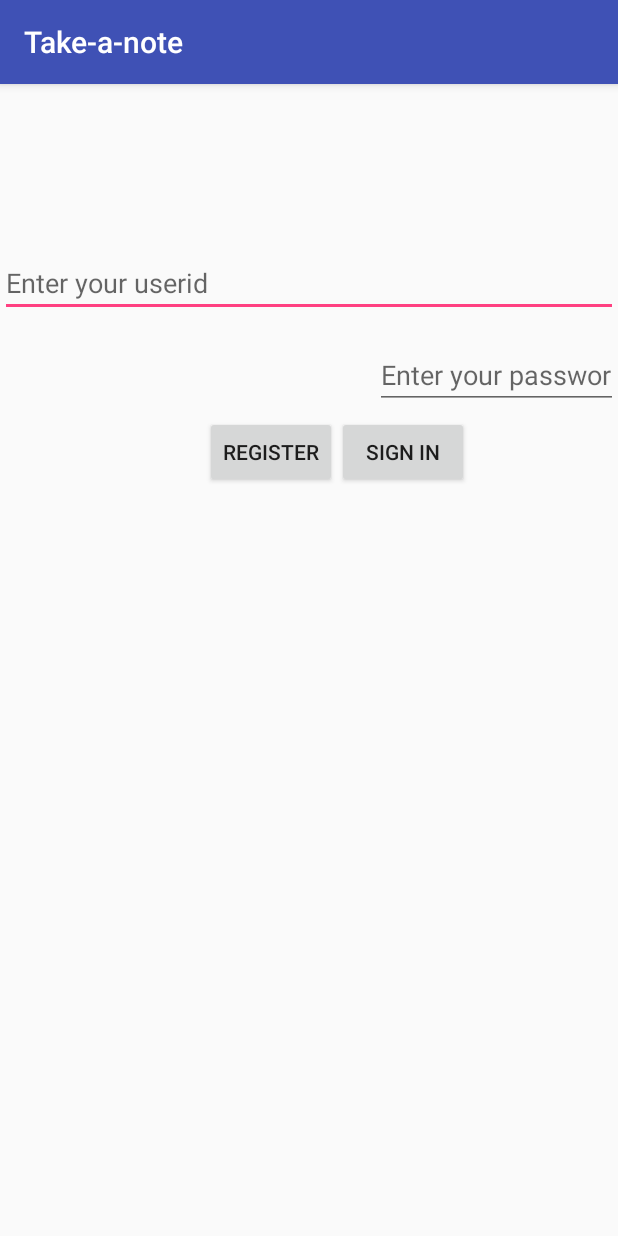
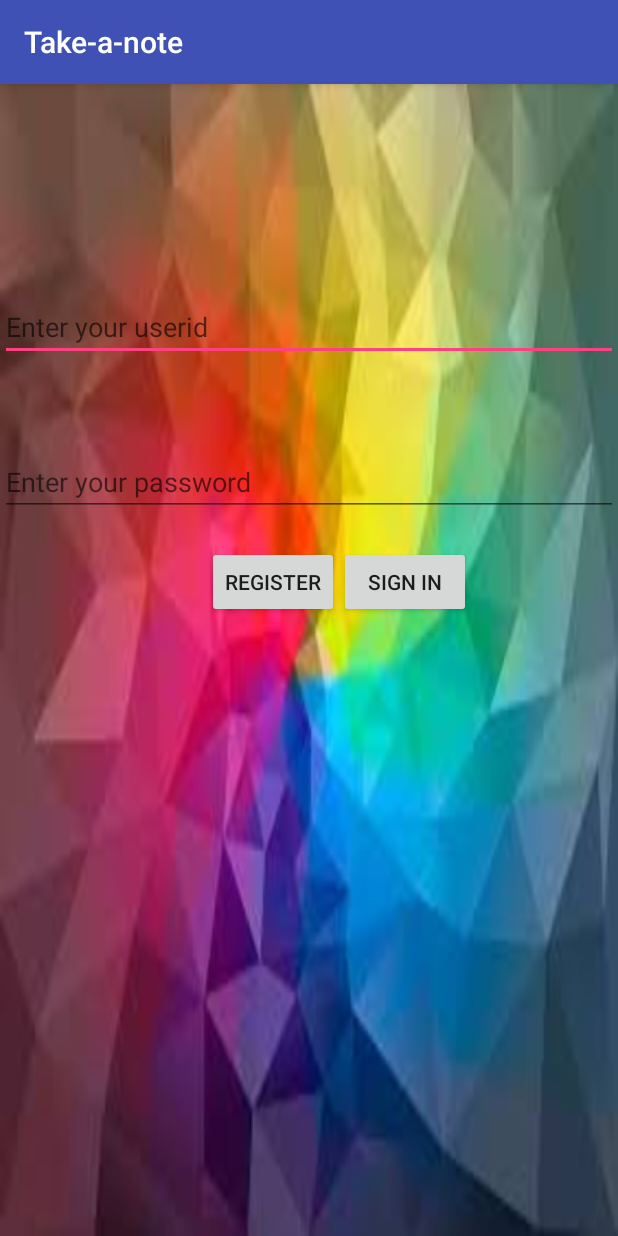
Before and after one commit to anitapau/take_a-note, an Android app: the screen it shows after launch (SignInActivity), on a phone screen of 412 x 824 dp. Run offline under Robolectric (Android 15) with nearby library versions, the phone set to English and light mode, and no system bars.

```diff
--- a/app/src/main/java/edu/tacoma/uw/ahanag22/take_a_note_on_android/AddNoteFragment.java
+++ b/app/src/main/java/edu/tacoma/uw/ahanag22/take_a_note_on_android/AddNoteFragment.java
@@ -37,7 +37,7 @@ public class AddNoteFragment extends Fragment {
     private String mParam1;
     private String mParam2;
 
-
+    //add note url
     private final static String COURSE_ADD_URL
             = "http://takenote.x10host.com/addNote.php?";
 
--- a/app/src/main/java/edu/tacoma/uw/ahanag22/take_a_note_on_android/Note/EditNoteFragment.java
+++ b/app/src/main/java/edu/tacoma/uw/ahanag22/take_a_note_on_android/Note/EditNoteFragment.java
@@ -24,8 +24,7 @@ public class EditNoteFragment extends Fragment {
     private static final String ARG_PARAM1 = "param1";
     private static final String ARG_PARAM2 = "param2";
 
-    private final static String NOTE_DELETE_URL
-            = "http://takenote.x10host.com/delete.php?";;
+
     // TODO: Rename and change types of parameters
     private String mParam1;
     private String mParam2;
--- a/app/src/main/java/edu/tacoma/uw/ahanag22/take_a_note_on_android/NoteFragment.java
+++ b/app/src/main/java/edu/tacoma/uw/ahanag22/take_a_note_on_android/NoteFragment.java
@@ -177,7 +177,7 @@ public class NoteFragment extends Fragment {
         void onListFragmentInteraction(NoteContent item);
     }
 
-
+    //download course task which extends the async task to implement webservices
     private class DownloadCoursesTask extends AsyncTask<String, Void, String> {
         //private OnEditFragmentInteractionListener mListener;
         private NoteDB mCourseDB;
--- a/app/src/main/java/edu/tacoma/uw/ahanag22/take_a_note_on_android/NoteTakingActivity.java
+++ b/app/src/main/java/edu/tacoma/uw/ahanag22/take_a_note_on_android/NoteTakingActivity.java
@@ -9,6 +9,7 @@ import android.support.v7.app.AppCompatActivity;
 import android.os.Bundle;
 import android.view.Menu;
 import android.view.MenuItem;
+import android.view.View;
 import android.widget.Toast;
 
 import java.io.BufferedReader;
@@ -41,6 +42,7 @@ public class NoteTakingActivity extends AppCompatActivity implements AddNoteFrag
         }
 
     }
+
 
     /**
      * Inflate logout menu
--- a/app/src/main/java/edu/tacoma/uw/ahanag22/take_a_note_on_android/RegisterActivity.java
+++ b/app/src/main/java/edu/tacoma/uw/ahanag22/take_a_note_on_android/RegisterActivity.java
@@ -74,7 +74,7 @@ public class RegisterActivity extends AppCompatActivity {
         protected void onPostExecute(String result) {
             // Something wrong with the network or the URL.
             if (result.contains("fail")) {
-                Toast.makeText(getApplicationContext(), result, Toast.LENGTH_LONG)
+                Toast.makeText(getApplicationContext(), "unable to register", Toast.LENGTH_LONG)
                         .show();
                 return;
             } else if (result.contains("success")) {
@@ -95,14 +95,12 @@ public class RegisterActivity extends AppCompatActivity {
         b.setOnClickListener(new View.OnClickListener() {
             @Override
             public void onClick(View v) {
-
                 WebloginTask loginTask = new WebloginTask();
                 EditText userid = (EditText) findViewById(R.id.user_edit);
                 EditText password = (EditText) findViewById(R.id.passwd_edit);
                 EditText email = (EditText) findViewById(R.id.gmail_edit);
                 String finalUrl = URL_PART1 + userid.getText() + URL_PART2 + password.getText() + URL_PART3 + email.getText();
                 loginTask.execute(finalUrl);
-
             }
 
         });
--- a/app/src/main/java/edu/tacoma/uw/ahanag22/take_a_note_on_android/SignInActivity.java
+++ b/app/src/main/java/edu/tacoma/uw/ahanag22/take_a_note_on_android/SignInActivity.java
@@ -79,7 +79,6 @@ public class SignInActivity extends AppCompatActivity implements LoginFragment.L
                         .edit()
                         .putBoolean(getString(R.string.LOGGEDIN), true)
                         .commit();
-
                 Intent i = new Intent(SignInActivity.this, WebLoginActivity.class);
                 startActivity(i);
                 finish();
@@ -114,7 +113,6 @@ public class SignInActivity extends AppCompatActivity implements LoginFragment.L
     @Override
     public void login(String userId, String pwd) {
         WebloginTask loginTask = new WebloginTask();
-        this.muserId = userId;
         String finalUrl = URL_PART1 + userId + URL_PART2 + pwd;
         loginTask.execute(finalUrl);
 
--- a/app/src/main/res/layout/activity_register.xml
+++ b/app/src/main/res/layout/activity_register.xml
@@ -4,6 +4,7 @@
     android:layout_width="match_parent"
     android:layout_height="match_parent"
     android:orientation="vertical"
+    android:background="@drawable/images1"
     tools:context="edu.tacoma.uw.ahanag22.take_a_note_on_android.RegisterActivity">
 
     <EditText
--- a/app/src/main/res/layout/fragment_login.xml
+++ b/app/src/main/res/layout/fragment_login.xml
@@ -1,9 +1,9 @@
-
 <RelativeLayout xmlns:android="http://schemas.android.com/apk/res/android"
     xmlns:tools="http://schemas.android.com/tools"
     android:layout_width="match_parent"
     android:layout_height="match_parent"
     android:orientation="vertical"
+    android:background="@drawable/images"
     tools:context="edu.tacoma.uw.ahanag22.take_a_note_on_android.LoginFragment">
 
     <EditText
@@ -14,10 +14,10 @@
         android:hint="@string/userid_hint"
 
         android:inputType="textWebEmailAddress"
+        android:layout_marginTop="139dp"
         android:layout_alignParentTop="true"
         android:layout_alignParentLeft="true"
-        android:layout_alignParentStart="true"
-        android:layout_marginTop="110dp"/>
+        android:layout_alignParentStart="true" />
 
     <EditText
         android:id="@+id/pwd_edit"
@@ -26,24 +26,22 @@
 
         android:hint="@string/pwd_hint"
         android:inputType="textPassword"
-        android:layout_below="@+id/userid_edit"
-        android:layout_alignLeft="@+id/signin_button"
-        android:layout_alignStart="@+id/signin_button"
-        android:layout_marginLeft="25dp"
-        android:layout_marginStart="25dp"
-        android:layout_marginTop="16dp" />
+        android:layout_above="@+id/register_button"
+        android:layout_alignParentLeft="true"
+        android:layout_alignParentStart="true"
+        android:layout_marginBottom="20dp" />
 
     <Button
         android:layout_width="wrap_content"
         android:layout_height="wrap_content"
         android:id="@+id/signin_button"
         android:text="@string/login_text"
-        android:layout_marginTop="66dp"
+        android:layout_marginTop="123dp"
+        android:layout_marginRight="98dp"
+        android:layout_marginEnd="98dp"
         android:layout_below="@+id/userid_edit"
         android:layout_alignParentRight="true"
-        android:layout_alignParentEnd="true"
-        android:layout_marginRight="99dp"
-        android:layout_marginEnd="99dp"/>
+        android:layout_alignParentEnd="true" />
     <Button
         android:layout_width="wrap_content"
         android:layout_height="wrap_content"
@@ -52,6 +50,6 @@
         android:layout_alignBaseline="@+id/signin_button"
         android:layout_alignBottom="@+id/signin_button"
         android:layout_toLeftOf="@+id/signin_button"
-         />
+        android:layout_toStartOf="@+id/signin_button" />
 
 </RelativeLayout>
--- a/app/src/main/res/layout/fragment_note_detail.xml
+++ b/app/src/main/res/layout/fragment_note_detail.xml
@@ -26,7 +26,6 @@
         android:layout_width="wrap_content"
         android:layout_height="wrap_content"
         android:layout_gravity="bottom|right"
-        android:onClick="shareNote"
         android:text="@string/edit"
         android:layout_alignBaseline="@+id/delete_note_button"
         android:layout_alignBottom="@+id/delete_note_button"
@@ -38,7 +37,6 @@
         android:layout_width="wrap_content"
         android:layout_height="wrap_content"
         android:layout_gravity="bottom|right"
-        android:onClick="shareNote"
         android:text="@string/delete"
         android:layout_marginTop="27dp"
         android:layout_below="@+id/note_item_id"
--- a/app/src/main/res/values/strings.xml
+++ b/app/src/main/res/values/strings.xml
@@ -12,7 +12,7 @@
     <string name="logout">Logout</string>
     <string name="save">Save</string>
     <string name="delete">Delete</string>
-    <string name="edit">Share                                                                                                                                                 ,,</string>
+    <string name="edit">Share                                                                                                                                                ,,</string>
     <string name="write_Note">Write a note</string>
     <string name="NameOfNote">Name Of File</string>
     <string name="title_activity_web_login">Take-a-note</string>
```
Also changed, not shown: app/src/main/java/edu/tacoma/uw/ahanag22/take_a_note_on_android/LoginFragment.java (+9 -4 lines), app/src/main/java/edu/tacoma/uw/ahanag22/take_a_note_on_android/NoteDetailFragment.java (+78 -14 lines), app/src/main/res/drawable/images.jpg (added), app/src/main/res/drawable/images1.jpg (added). Lines whose indentation alone changed are shown as unchanged.
